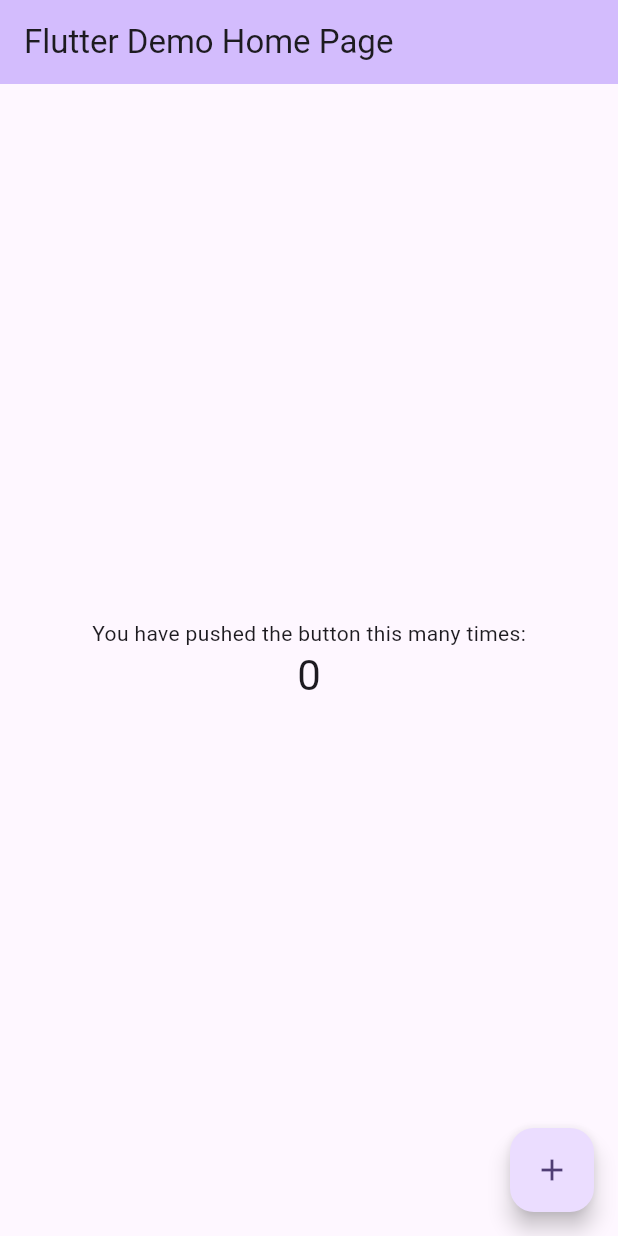
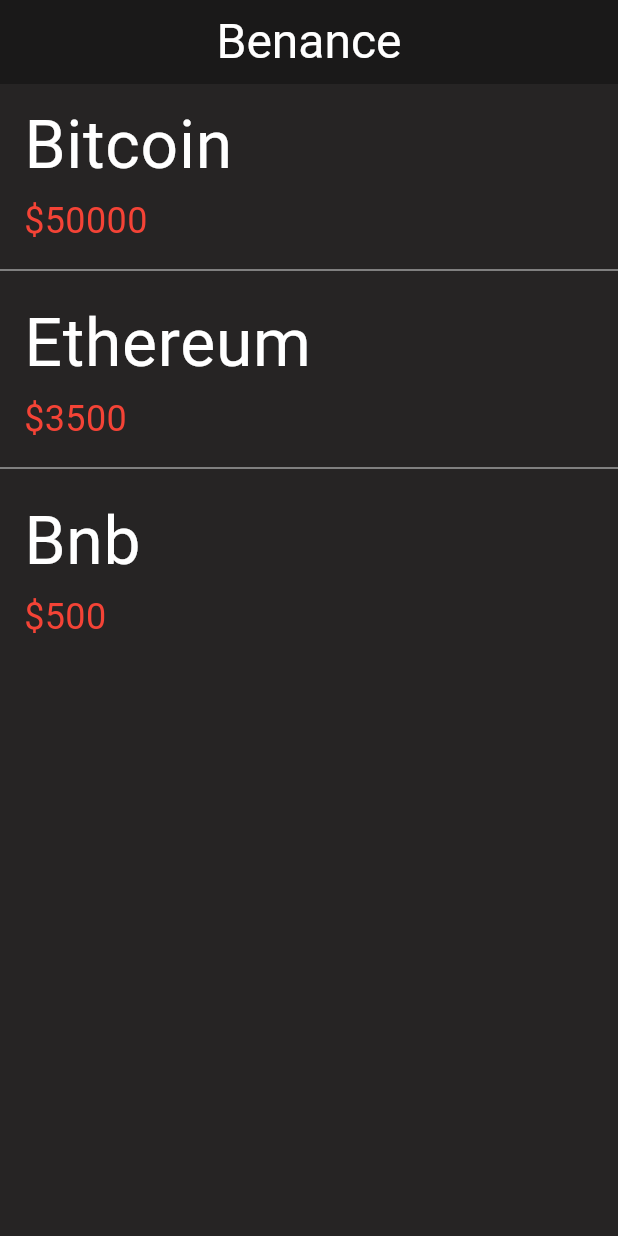
Before and after one commit to benikgalstyan/pdp, a Flutter app: the screen it shows after launch, on a phone screen of 412 x 824 dp. Run offline on Flutter 3.47's test engine with Material 3 defaults, Android fonts, the phone set to English and light mode, and no system bars.

Commit message:
setup Ui

```diff
--- a/lib/main.dart
+++ b/lib/main.dart
@@ -1,125 +1,7 @@
 import 'package:flutter/material.dart';
 
-void main() {
-  runApp(const MyApp());
+import 'package:pdp/src/presentation/screens/home_screen/home_screen.dart';
+
+void main() async {
+  runApp(const MaterialApp(home: HomeScreen()));
 }
-
-class MyApp extends StatelessWidget {
-  const MyApp({super.key});
-
-  // This widget is the root of your application.
-  @override
-  Widget build(BuildContext context) {
-    return MaterialApp(
-      title: 'Flutter Demo',
-      theme: ThemeData(
-        // This is the theme of your application.
-        //
-        // TRY THIS: Try running your application with "flutter run". You'll see
-        // the application has a purple toolbar. Then, without quitting the app,
-        // try changing the seedColor in the colorScheme below to Colors.green
-        // and then invoke "hot reload" (save your changes or press the "hot
-        // reload" button in a Flutter-supported IDE, or press "r" if you used
-        // the command line to start the app).
-        //
-        // Notice that the counter didn't reset back to zero; the application
-        // state is not lost during the reload. To reset the state, use hot
-        // restart instead.
-        //
-        // This works for code too, not just values: Most code changes can be
-        // tested with just a hot reload.
-        colorScheme: ColorScheme.fromSeed(seedColor: Colors.deepPurple),
-        useMaterial3: true,
-      ),
-      home: const MyHomePage(title: 'Flutter Demo Home Page'),
-    );
-  }
-}
-
-class MyHomePage extends StatefulWidget {
-  const MyHomePage({super.key, required this.title});
-
-  // This widget is the home page of your application. It is stateful, meaning
-  // that it has a State object (defined below) that contains fields that affect
-  // how it looks.
-
-  // This class is the configuration for the state. It holds the values (in this
-  // case the title) provided by the parent (in this case the App widget) and
-  // used by the build method of the State. Fields in a Widget subclass are
-  // always marked "final".
-
-  final String title;
-
-  @override
-  State<MyHomePage> createState() => _MyHomePageState();
-}
-
-class _MyHomePageState extends State<MyHomePage> {
-  int _counter = 0;
-
-  void _incrementCounter() {
-    setState(() {
-      // This call to setState tells the Flutter framework that something has
-      // changed in this State, which causes it to rerun the build method below
-      // so that the display can reflect the updated values. If we changed
-      // _counter without calling setState(), then the build method would not be
-      // called again, and so nothing would appear to happen.
-      _counter++;
-    });
-  }
-
-  @override
-  Widget build(BuildContext context) {
-    // This method is rerun every time setState is called, for instance as done
-    // by the _incrementCounter method above.
-    //
-    // The Flutter framework has been optimized to make rerunning build methods
-    // fast, so that you can just rebuild anything that needs updating rather
-    // than having to individually change instances of widgets.
-    return Scaffold(
-      appBar: AppBar(
-        // TRY THIS: Try changing the color here to a specific color (to
-        // Colors.amber, perhaps?) and trigger a hot reload to see the AppBar
-        // change color while the other colors stay the same.
-        backgroundColor: Theme.of(context).colorScheme.inversePrimary,
-        // Here we take the value from the MyHomePage object that was created by
-        // the App.build method, and use it to set our appbar title.
-        title: Text(widget.title),
-      ),
-      body: Center(
-        // Center is a layout widget. It takes a single child and positions it
-        // in the middle of the parent.
-        child: Column(
-          // Column is also a layout widget. It takes a list of children and
-          // arranges them vertically. By default, it sizes itself to fit its
-          // children horizontally, and tries to be as tall as its parent.
-          //
-          // Column has various properties to control how it sizes itself and
-          // how it positions its children. Here we use mainAxisAlignment to
-          // center the children vertically; the main axis here is the vertical
-          // axis because Columns are vertical (the cross axis would be
-          // horizontal).
-          //
-          // TRY THIS: Invoke "debug painting" (choose the "Toggle Debug Paint"
-          // action in the IDE, or press "p" in the console), to see the
-          // wireframe for each widget.
-          mainAxisAlignment: MainAxisAlignment.center,
-          children: <Widget>[
-            const Text(
-              'You have pushed the button this many times:',
-            ),
-            Text(
-              '$_counter',
-              style: Theme.of(context).textTheme.headlineMedium,
-            ),
-          ],
-        ),
-      ),
-      floatingActionButton: FloatingActionButton(
-        onPressed: _incrementCounter,
-        tooltip: 'Increment',
-        child: const Icon(Icons.add),
-      ), // This trailing comma makes auto-formatting nicer for build methods.
-    );
-  }
-}
--- /dev/null
+++ b/lib/src/presentation/screens/home_screen/home_layout.dart
@@ -0,0 +1,63 @@
+import 'package:flutter/material.dart';
+
+class HomeLayout extends StatefulWidget {
+  const HomeLayout({super.key});
+
+  @override
+  State<HomeLayout> createState() => _HomeLayoutState();
+}
+
+class _HomeLayoutState extends State<HomeLayout> {
+  final List<Map<String, dynamic>> mockCryptoData = [
+    {'name': 'Bitcoin', 'price': 50000},
+    {'name': 'Ethereum', 'price': 3500},
+    {'name': 'Bnb', 'price': 500},
+  ];
+
+  @override
+  Widget build(BuildContext context) {
+    return Scaffold(
+      backgroundColor: const Color(0xFF262424),
+      appBar: AppBar(
+        backgroundColor: const Color(0xFF1A1919),
+        title: const Center(
+          child: Text(
+            "Benance",
+            style: TextStyle(
+              fontSize: 32,
+              color: Colors.white,
+            ),
+          ),
+        ),
+      ),
+      body: SafeArea(
+        child: ListView.builder(
+          itemCount: mockCryptoData.length * 2 - 1,
+          itemBuilder: (context, index) {
+            if (index.isOdd) {
+              return const Divider(color: Colors.grey);
+            }
+            final cryptoIndex = index ~/ 2;
+            final crypto = mockCryptoData[cryptoIndex];
+            return ListTile(
+              title: Text(
+                crypto['name'],
+                style: const TextStyle(
+                  fontSize: 44,
+                  color: Colors.white,
+                ),
+              ),
+              subtitle: Text(
+                '\$${crypto['price']}',
+                style: const TextStyle(
+                  fontSize: 24,
+                  color: Colors.red,
+                ),
+              ),
+            );
+          },
+        ),
+      ),
+    );
+  }
+}
--- /dev/null
+++ b/lib/src/presentation/screens/home_screen/home_screen.dart
@@ -0,0 +1,11 @@
+import 'package:flutter/material.dart';
+import 'package:pdp/src/presentation/screens/home_screen/home_layout.dart';
+
+class HomeScreen extends StatelessWidget {
+  const HomeScreen({super.key});
+
+  @override
+  Widget build(BuildContext context) {
+    return const HomeLayout();
+  }
+}
```
